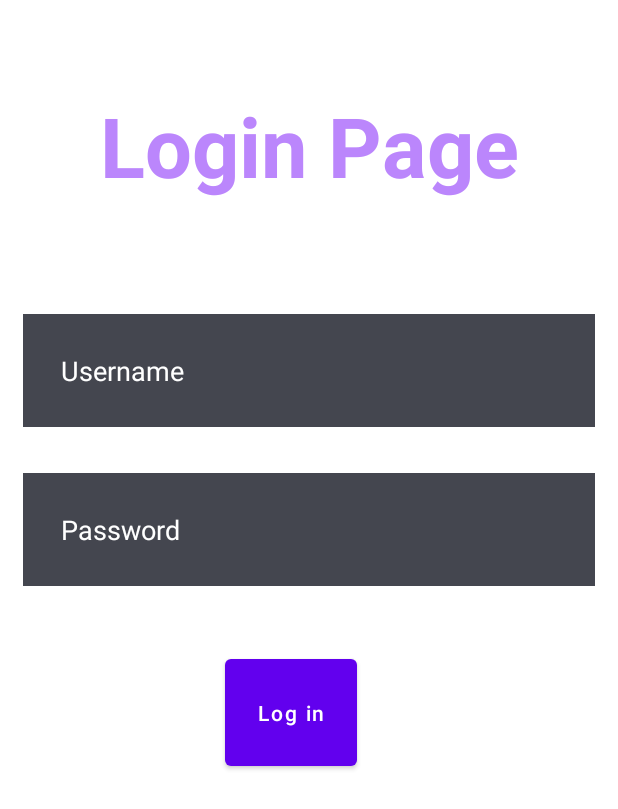
After one commit to ErnestoAMujica/myEmissions, an Android app: the layout activity_login.xml on its own in the app's theme, with its tools: preview values and no code run, on a phone screen of 412 x 824 dp. The commit adds this screen. Shown: the top 809 px of the screen. Run offline under Robolectric (Android 15) with nearby library versions, the phone set to English and light mode, and no system bars.

Commit message:
Renamed login layout to activity_login.xml, added activity_main.xml for the main page layout. Main page layout is WIP.

```diff
--- a/app/src/main/java/com/example/myemissions/MainActivity.java
+++ b/app/src/main/java/com/example/myemissions/MainActivity.java
@@ -11,7 +11,7 @@ public class MainActivity extends AppCompatActivity {
     @Override
     protected void onCreate(Bundle savedInstanceState) {
         super.onCreate(savedInstanceState);
-        setContentView(R.layout.activity_main);
+        setContentView(R.layout.activity_login);
     }
 
     //called when user presses the login button in login page
--- /dev/null
+++ b/app/src/main/res/layout/activity_login.xml
@@ -0,0 +1,66 @@
+<?xml version="1.0" encoding="utf-8"?>
+<RelativeLayout xmlns:android="http://schemas.android.com/apk/res/android"
+    xmlns:app="http://schemas.android.com/apk/res-auto"
+    xmlns:tools="http://schemas.android.com/tools"
+    android:layout_width="match_parent"
+    android:layout_height="match_parent"
+    tools:context=".MainActivity">
+
+    <TextView
+        android:id="@+id/login"
+        android:layout_width="match_parent"
+        android:layout_height="wrap_content"
+        android:text="Login Page"
+        android:textColor="@color/purple_200"
+        android:textSize="55dp"
+        android:layout_margin="60dp"
+        android:textStyle="bold"
+        android:gravity="center"
+        />
+
+    <EditText
+        android:id="@+id/username"
+        android:layout_width="match_parent"
+        android:layout_height="wrap_content"
+        android:layout_below="@id/login"
+        android:layout_marginStart="15dp"
+        android:layout_marginTop="15dp"
+        android:layout_marginEnd="15dp"
+        android:layout_marginBottom="15dp"
+        android:background="@color/material_dynamic_neutral_variant30"
+        android:hint="Username"
+        android:padding="25dp"
+        android:textColor="@color/white"
+        android:textColorHint="@color/white" />
+
+    <EditText
+        android:id="@+id/password"
+        android:layout_below="@id/username"
+        android:layout_width="match_parent"
+        android:layout_height="wrap_content"
+        android:hint="Password"
+        android:textColor="@color/white"
+        android:textColorHint="@color/white"
+        android:layout_margin="15dp"
+        android:padding="25dp"
+        android:background="@color/material_dynamic_neutral_variant30"
+        />
+
+    <Button
+        android:id="@+id/loginButton"
+        android:layout_width="wrap_content"
+        android:layout_height="83dp"
+        android:layout_below="@id/password"
+        android:layout_marginStart="150dp"
+        android:layout_marginTop="27dp"
+        android:layout_marginEnd="12dp"
+        android:layout_marginBottom="24dp"
+        android:hint="Log in"
+        android:textColor="@color/white"
+        android:textColorHint="@color/white"
+        android:onClick="transferHome"
+        />
+
+
+
+</RelativeLayout>
```
Also changed, not shown: app/src/main/res/layout/activity_main.xml (+52 -55 lines), app/src/main/res/values/colors.xml (+15 -0 lines), 1 other file.
